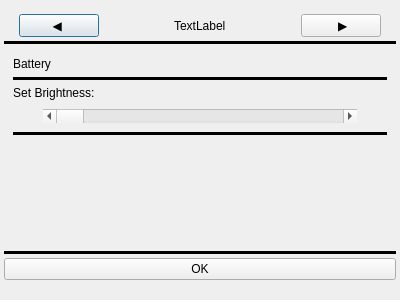
Old version of the form components/settings.ui in the repository Szybet/sanki.
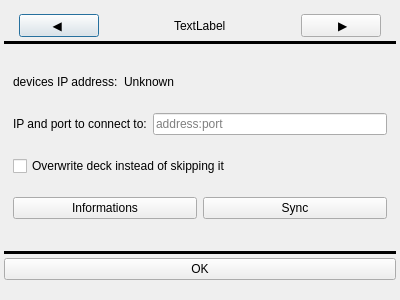
New version of the form. The open tabs and pages were chosen to show the change.

Commit message: desktop done, sync working, eink in progress, qtvirtualkeyboard prototype

What changed in the file:
```diff
--- a/components/settings.ui
+++ b/components/settings.ui
@@ -229,6 +229,102 @@
       </layout>
      </widget>
      <widget class="QWidget" name="Page1Menu"/>
+     <widget class="QWidget" name="Page2Sync">
+      <layout class="QVBoxLayout" name="verticalLayout_2">
+       <item>
+        <layout class="QHBoxLayout" name="horizontalLayout_3">
+         <item>
+          <widget class="QLabel" name="label">
+           <property name="sizePolicy">
+            <sizepolicy hsizetype="Fixed" vsizetype="Fixed">
+             <horstretch>0</horstretch>
+             <verstretch>0</verstretch>
+            </sizepolicy>
+           </property>
+           <property name="text">
+            <string>devices IP address:</string>
+           </property>
+          </widget>
+         </item>
+         <item>
+          <widget class="QLabel" name="labelIp">
+           <property name="sizePolicy">
+            <sizepolicy hsizetype="Fixed" vsizetype="Fixed">
+             <horstretch>0</horstretch>
+             <verstretch>0</verstretch>
+            </sizepolicy>
+           </property>
+           <property name="text">
+            <string>Unknown</string>
+           </property>
+          </widget>
+         </item>
+         <item>
+          <spacer name="horizontalSpacer_5">
+           <property name="orientation">
+            <enum>Qt::Horizontal</enum>
+           </property>
+           <property name="sizeHint" stdset="0">
+            <size>
+             <width>40</width>
+             <height>20</height>
+            </size>
+           </property>
+          </spacer>
+         </item>
+        </layout>
+       </item>
+       <item>
+        <layout class="QHBoxLayout" name="horizontalLayout_4">
+         <item>
+          <widget class="QLabel" name="label_2">
+           <property name="text">
+            <string>IP and port to connect to:</string>
+           </property>
+          </widget>
+         </item>
+         <item>
+          <widget class="QLineEdit" name="lineEdit">
+           <property name="inputMask">
+            <string/>
+           </property>
+           <property name="text">
+            <string/>
+           </property>
+           <property name="placeholderText">
+            <string>address:port</string>
+           </property>
+          </widget>
+         </item>
+        </layout>
+       </item>
+       <item>
+        <widget class="QCheckBox" name="checkBox">
+         <property name="text">
+          <string>Overwrite deck instead of skipping it</string>
+         </property>
+        </widget>
+       </item>
+       <item>
+        <layout class="QHBoxLayout" name="horizontalLayout_5">
+         <item>
+          <widget class="QPushButton" name="buttonSyncInfo">
+           <property name="text">
+            <string>Informations</string>
+           </property>
+          </widget>
+         </item>
+         <item>
+          <widget class="QPushButton" name="buttonSync">
+           <property name="text">
+            <string>Sync</string>
+           </property>
+          </widget>
+         </item>
+        </layout>
+       </item>
+      </layout>
+     </widget>
     </widget>
    </item>
    <item>
```
Left out of the diff: 2 changed lines with no effect on the pictures. The commit also changes 30 other files.
